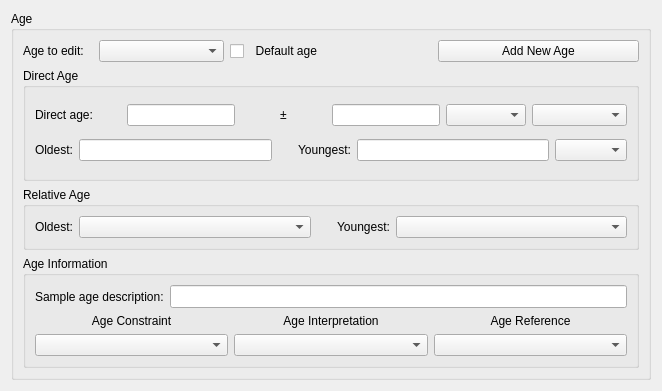
The window that ui/AgeFields.ui (kathrynmetcalf/GeoCORK) describes before a commit, drawn with Qt 5.
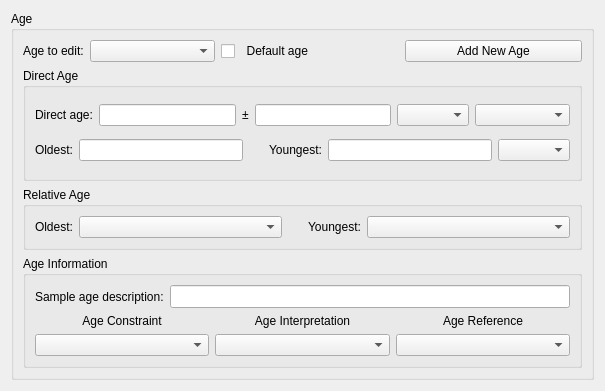
The same window after the commit. Custom widgets are drawn as their Qt base class.

Diff of the .ui file:
```diff
--- a/ui/AgeFields.ui
+++ b/ui/AgeFields.ui
@@ -6,12 +6,12 @@
    <rect>
     <x>0</x>
     <y>0</y>
-    <width>662</width>
+    <width>605</width>
     <height>391</height>
    </rect>
   </property>
   <property name="sizePolicy">
-   <sizepolicy hsizetype="Preferred" vsizetype="MinimumExpanding">
+   <sizepolicy hsizetype="Preferred" vsizetype="Preferred">
     <horstretch>0</horstretch>
     <verstretch>0</verstretch>
    </sizepolicy>
@@ -23,14 +23,14 @@
    <item>
     <widget class="QGroupBox" name="age_groupBox">
      <property name="sizePolicy">
-      <sizepolicy hsizetype="MinimumExpanding" vsizetype="Expanding">
+      <sizepolicy hsizetype="Preferred" vsizetype="Expanding">
        <horstretch>0</horstretch>
        <verstretch>0</verstretch>
       </sizepolicy>
      </property>
      <property name="minimumSize">
       <size>
-       <width>600</width>
+       <width>0</width>
        <height>0</height>
       </size>
      </property>
@@ -75,6 +75,12 @@
         </item>
         <item>
          <widget class="QCheckBox" name="default_age_checkBox">
+          <property name="sizePolicy">
+           <sizepolicy hsizetype="Preferred" vsizetype="Fixed">
+            <horstretch>0</horstretch>
+            <verstretch>0</verstretch>
+           </sizepolicy>
+          </property>
           <property name="text">
            <string>  Default age</string>
           </property>
@@ -125,7 +131,7 @@
            <item>
             <widget class="QLineEdit" name="direct_age_lineEdit">
              <property name="sizePolicy">
-              <sizepolicy hsizetype="Preferred" vsizetype="Preferred">
+              <sizepolicy hsizetype="Expanding" vsizetype="Preferred">
                <horstretch>0</horstretch>
                <verstretch>0</verstretch>
               </sizepolicy>
@@ -151,7 +157,7 @@
            <item>
             <widget class="QLineEdit" name="direct_age_error_lineEdit">
              <property name="sizePolicy">
-              <sizepolicy hsizetype="Preferred" vsizetype="Preferred">
+              <sizepolicy hsizetype="Expanding" vsizetype="Preferred">
                <horstretch>0</horstretch>
                <verstretch>0</verstretch>
               </sizepolicy>
@@ -161,7 +167,7 @@
            <item>
             <widget class="QComboBox" name="direct_age_unit_comboBox">
              <property name="sizePolicy">
-              <sizepolicy hsizetype="Fixed" vsizetype="Fixed">
+              <sizepolicy hsizetype="Preferred" vsizetype="Fixed">
                <horstretch>0</horstretch>
                <verstretch>0</verstretch>
               </sizepolicy>
@@ -202,7 +208,14 @@
             </widget>
            </item>
            <item>
-            <widget class="QLineEdit" name="oldest_direct_lineEdit"/>
+            <widget class="QLineEdit" name="oldest_direct_lineEdit">
+             <property name="sizePolicy">
+              <sizepolicy hsizetype="Expanding" vsizetype="Fixed">
+               <horstretch>0</horstretch>
+               <verstretch>0</verstretch>
+              </sizepolicy>
+             </property>
+            </widget>
            </item>
            <item>
             <spacer name="horizontalSpacer_6">
@@ -239,7 +252,7 @@
            <item>
             <widget class="QComboBox" name="direct_unit_comboBox">
              <property name="sizePolicy">
-              <sizepolicy hsizetype="Fixed" vsizetype="Fixed">
+              <sizepolicy hsizetype="Preferred" vsizetype="Fixed">
                <horstretch>0</horstretch>
                <verstretch>0</verstretch>
               </sizepolicy>
@@ -294,7 +307,14 @@
             </widget>
            </item>
            <item>
-            <widget class="CheckableTreeCombobox" name="oldest_rel_comboBox"/>
+            <widget class="CheckableTreeCombobox" name="oldest_rel_comboBox">
+             <property name="sizePolicy">
+              <sizepolicy hsizetype="Expanding" vsizetype="Fixed">
+               <horstretch>0</horstretch>
+               <verstretch>0</verstretch>
+              </sizepolicy>
+             </property>
+            </widget>
            </item>
            <item>
             <spacer name="horizontalSpacer">
@@ -326,7 +346,14 @@
             </widget>
            </item>
            <item>
-            <widget class="CheckableTreeCombobox" name="youngest_rel_comboBox"/>
+            <widget class="CheckableTreeCombobox" name="youngest_rel_comboBox">
+             <property name="sizePolicy">
+              <sizepolicy hsizetype="Expanding" vsizetype="Fixed">
+               <horstretch>0</horstretch>
+               <verstretch>0</verstretch>
+              </sizepolicy>
+             </property>
+            </widget>
            </item>
           </layout>
          </item>
```
Left out of the diff: 8 changed lines with no effect on the pictures.
